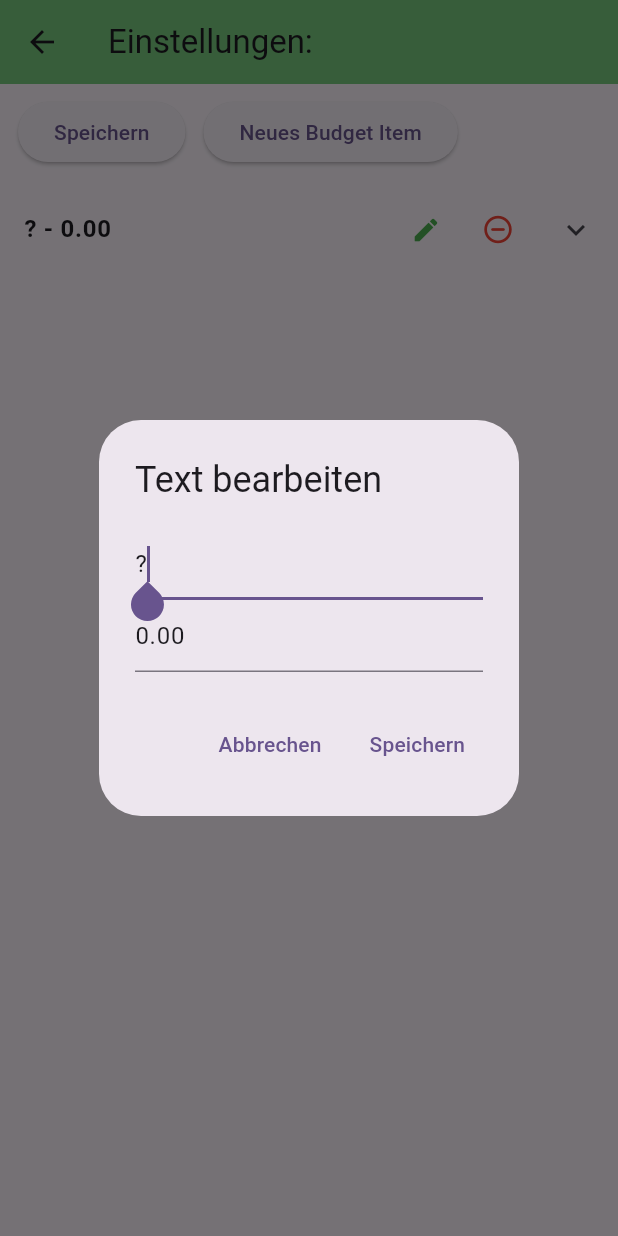
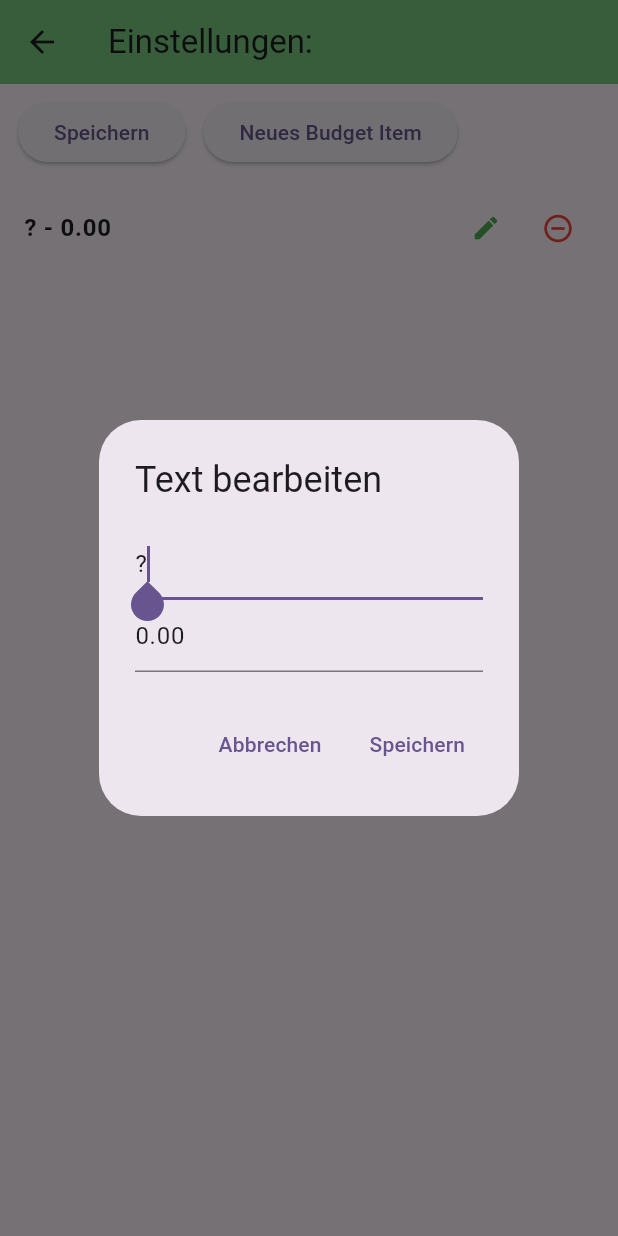
Before and after one commit to FranksGHub/BudgetInfo, a Flutter app: the EditDetailsDialog screen opened directly with empty values, after a tap on "Neues Budget Item", after a tap on the "edit" icon, on a phone screen of 412 x 824 dp. Run offline on Flutter 3.47's test engine with Material 3 defaults, Android fonts, the phone set to English and light mode, and no system bars; our stand-ins replace file_picker, flutter_markdown_plus, package_info_plus, pdf, printing, share_plus and 1 more; missing offline and left inert: flutter_quill; accounts and stored records are empty.

Commit message:
list without details

```diff
--- a/lib/widgets/edit_details_dialog.dart
+++ b/lib/widgets/edit_details_dialog.dart
@@ -109,7 +109,7 @@ class _EditDetailsDialogState extends State<EditDetailsDialog> {
             ),
           ),
 
-          // List area: Expanded sorgt für begrenzte Höhe
+          // Liste ohne Subitems, jede Zeile ist eine ListTile mit zwei Buttons
           Expanded(
             child: ListView.builder(
               itemCount: widget.monthItem.subitems.length,
@@ -119,15 +119,9 @@ class _EditDetailsDialogState extends State<EditDetailsDialog> {
 
                 return Container(
                   color: isSelected ? const Color.fromARGB(255, 218, 218, 218) : null,
-                  child: ExpansionTile(
-                    initiallyExpanded: false,
-                    tilePadding: const EdgeInsets.symmetric(horizontal: 16, vertical: 0),
-                    childrenPadding: EdgeInsets.zero,
-                    visualDensity: VisualDensity(vertical: -4),
-                    title: Row(
-                      children: [
-                        Expanded(
-                          child: GestureDetector(
+                  child: ListTile(
+                    contentPadding: const EdgeInsets.symmetric(horizontal: 16, vertical: 4),
+                    title: GestureDetector(
                       onTap: () {
                         setState(() {
                           selectedIndex = index;
@@ -144,8 +138,9 @@ class _EditDetailsDialogState extends State<EditDetailsDialog> {
                         style: const TextStyle(height: 1.0, fontSize: 16, fontWeight: FontWeight.bold),
                       ),
                     ),
-                        ),
-
+                    trailing: Row(
+                      mainAxisSize: MainAxisSize.min,
+                      children: [
                         IconButton(
                           icon: const Icon(Icons.edit, size: 20, color: Colors.green),
                           onPressed: () => _editItem(item, (newItem) {
@@ -155,7 +150,6 @@ class _EditDetailsDialogState extends State<EditDetailsDialog> {
                             });
                           }),
                         ),
-
                         IconButton(
                           icon: const Icon(Icons.remove_circle_outline_rounded, size: 22, color: Colors.red),
                           onPressed: () {
@@ -171,13 +165,6 @@ class _EditDetailsDialogState extends State<EditDetailsDialog> {
                         ),
                       ],
                     ),
-                    children: [
-                      // Beispiel-Inhalt der ExpansionTile
-                      Padding(
-                        padding: const EdgeInsets.all(12.0),
-                        child: Text('Details zu ${item.text}'),
-                      ),
-                    ],
                   ),
                 );
               },
```
Lines whose indentation alone changed are shown as unchanged.
